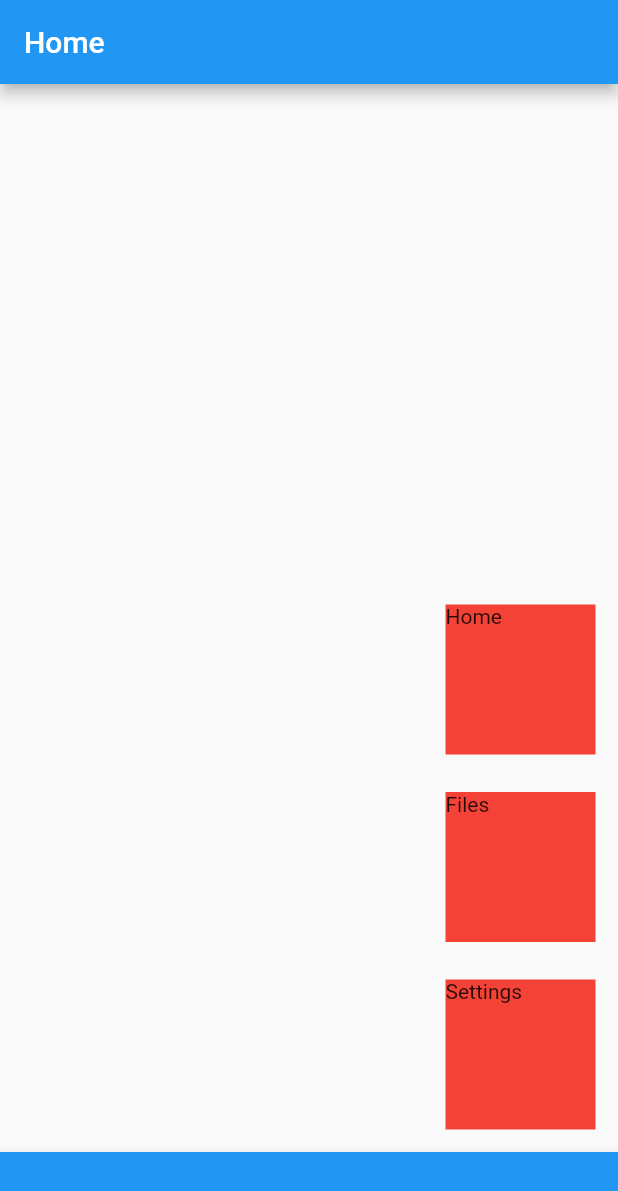
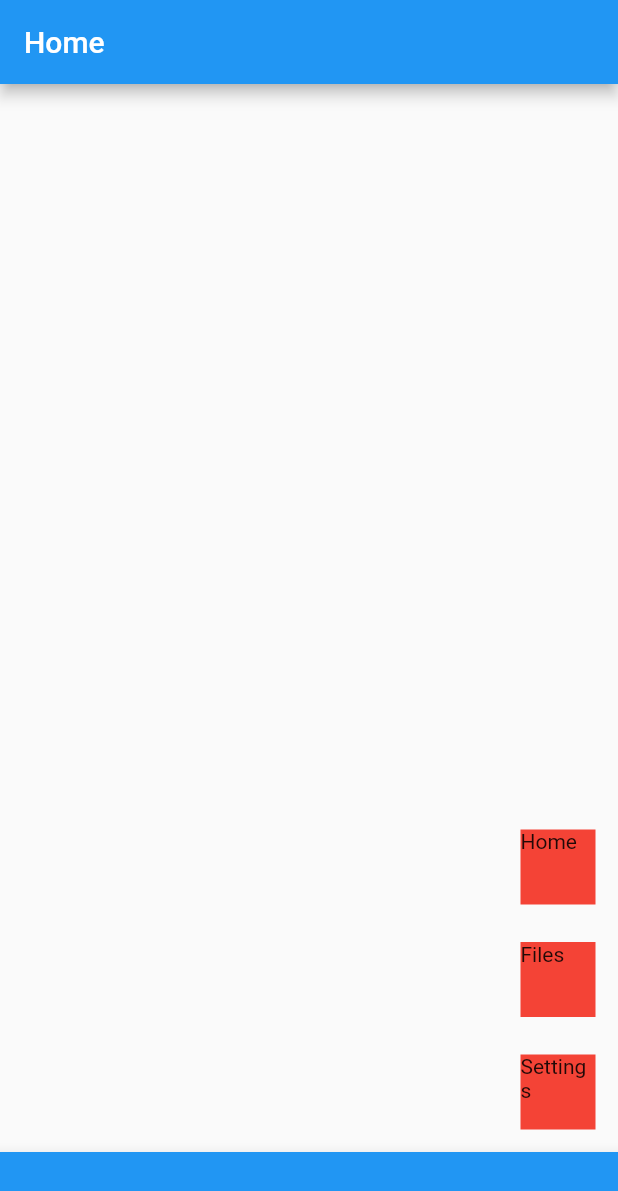
Before and after one commit to BigDeeEss/dash_cam_app, a Flutter app: the screen it shows after launch, on a phone screen of 412 x 824 dp. Shown: the top 1191 px of the screen. Run offline on Flutter 3.47's test engine with Material 2 defaults, Android fonts, the phone set to English and light mode, and no system bars.

Commit message:
Add base_page_transition.dart

```diff
--- a/lib/button.dart
+++ b/lib/button.dart
@@ -24,8 +24,8 @@ class Button extends StatelessWidget {
       child: Container(
         color: Colors.red,
         child: SizedBox(
-          height: 100,
-          width: 100,
+          height: this.buttonSpec.size,
+          width: this.buttonSpec.size,
           child: Text(this.buttonSpec.title),
         ),
       ),
```
Also changed, not shown: lib/base_page_transition.dart (added, +20 -0 lines), lib/button_specs.dart (+4 -33 lines).
